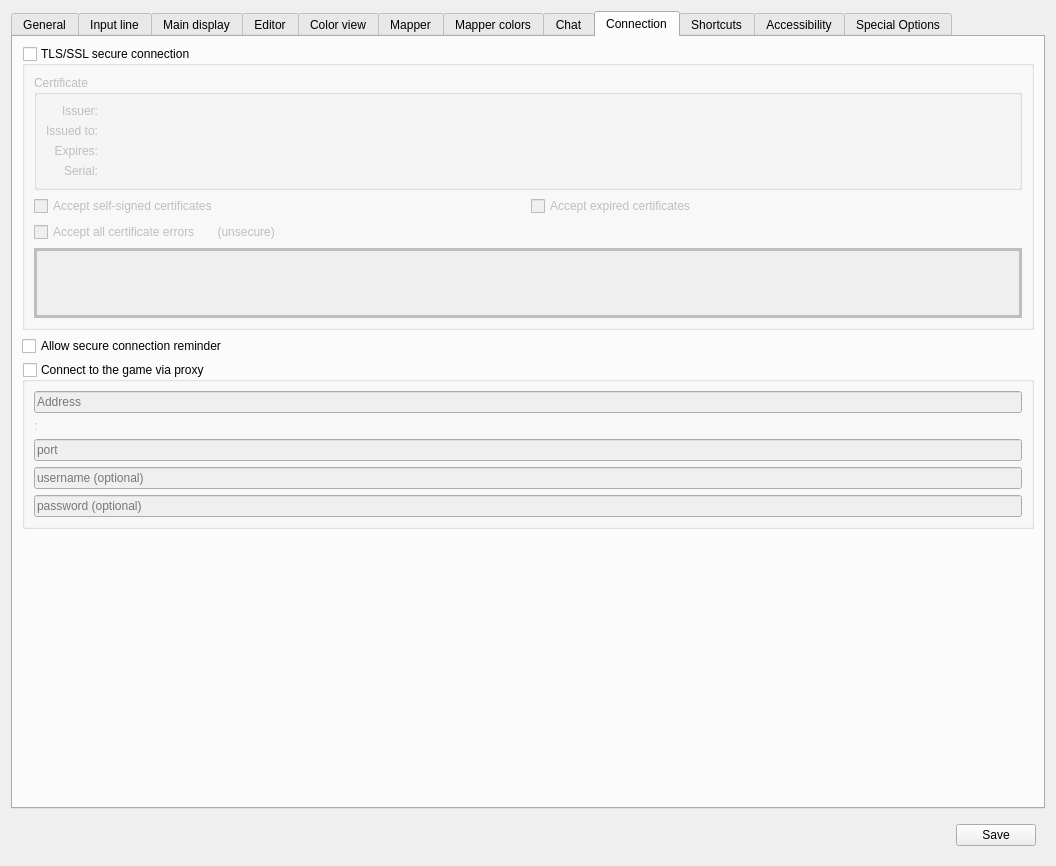
The window that src/ui/profile_preferences.ui (ThalynLabs/Mudlet) describes before a commit, drawn with Qt 5.
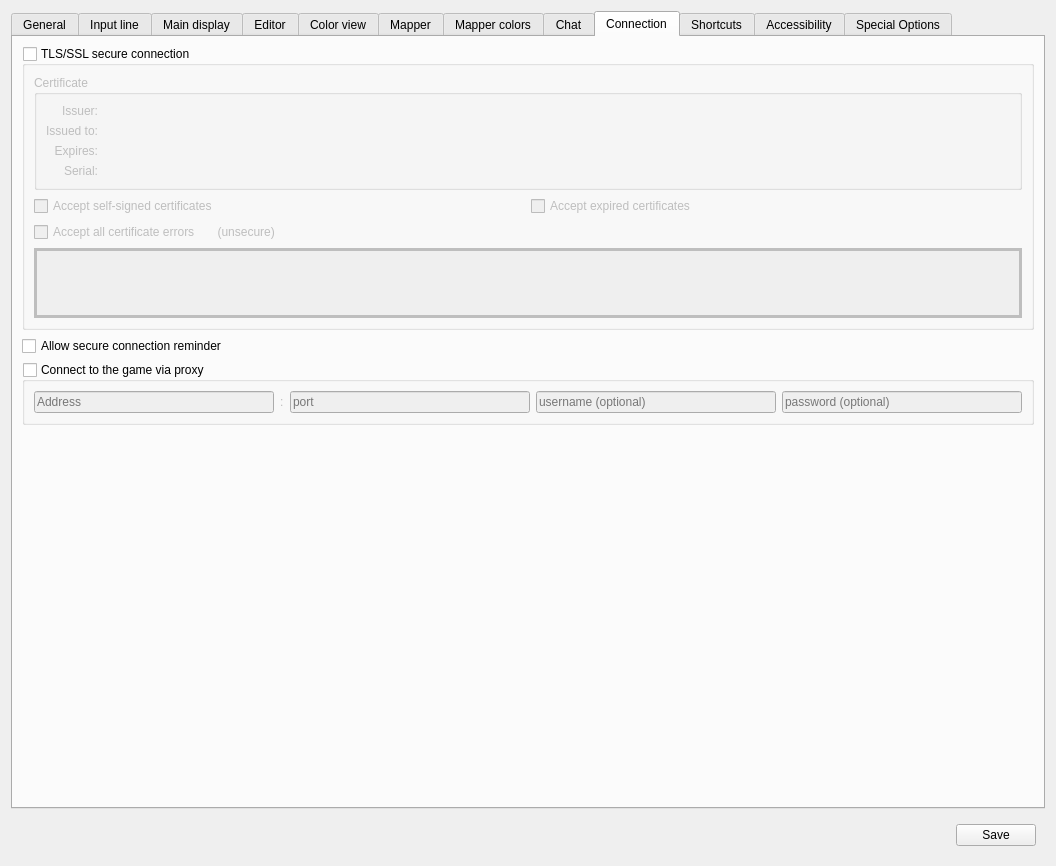
The same window after the commit. The open tabs and pages were chosen to show the change. Icons and pictures are not drawn. Custom widgets are drawn as their Qt base class.

Commit message: improve: move proxy settings in preferences to a single line (#7772)

The edit to the form file:
```diff
--- a/src/ui/profile_preferences.ui
+++ b/src/ui/profile_preferences.ui
@@ -3562,7 +3562,7 @@
          <property name="checked">
           <bool>false</bool>
          </property>
-         <layout class="QVBoxLayout" name="vBoxLayout_groupBox_proxy">
+         <layout class="QHBoxLayout" name="hBoxLayout_groupBox_proxy">
           <item>
            <widget class="QLineEdit" name="lineEdit_proxyAddress">
             <property name="text">
```
